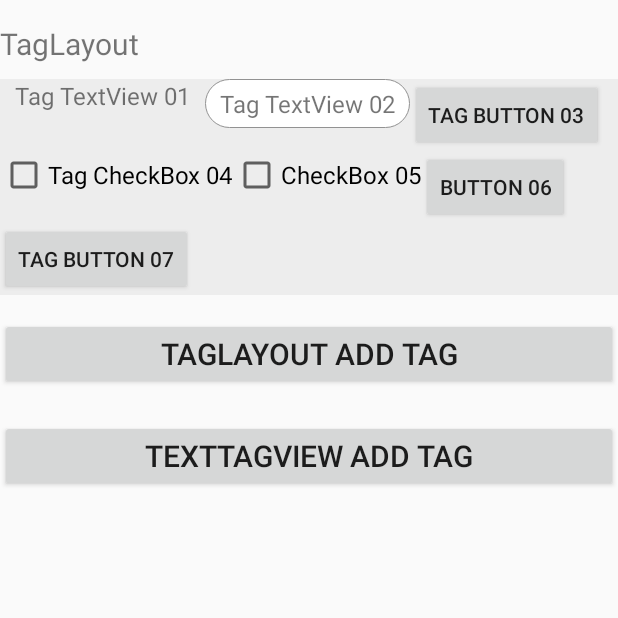
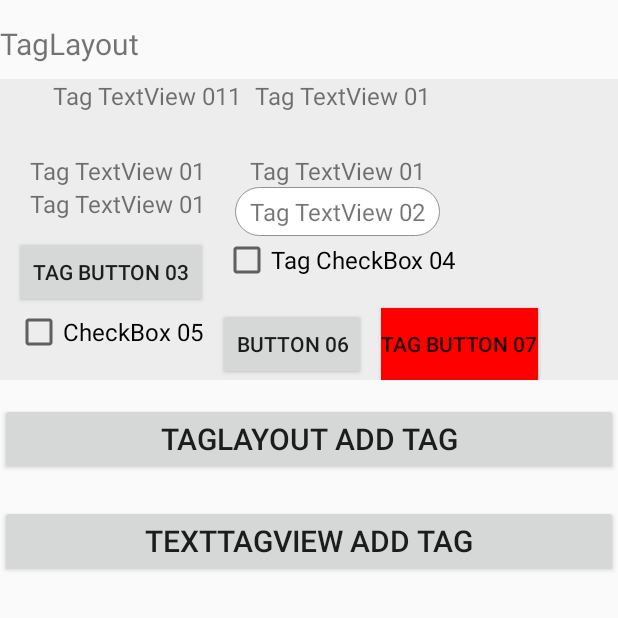
Before and after one commit to AndroidJustSeries/tagview, an Android app: the screen it shows after launch (MainActivity), on a phone screen of 412 x 824 dp, the top half of it. Run offline under Robolectric (Android 15) with nearby library versions, the phone set to English and light mode, and no system bars.

```diff
--- a/app/src/main/java/com/kds/just/tagview/sample/MainActivity.java
+++ b/app/src/main/java/com/kds/just/tagview/sample/MainActivity.java
@@ -27,11 +27,6 @@ public class MainActivity extends AppCompatActivity {
         super.onCreate(savedInstanceState);
         setContentView(R.layout.activity_main);
 
-//        tagview = findViewById(R.id.tagview);
-//        tagLayout = findViewById(R.id.taglayout);
-//        ((ViewGroup)tagview.getParent()).removeView(tagview);
-//        ((ViewGroup)tagLayout.getParent()).removeView(tagLayout);
-
         setTagLayout();
         setTagView();
     }
@@ -50,6 +45,7 @@ public class MainActivity extends AppCompatActivity {
 
             }
         });
+
 
     }
 
--- a/app/src/main/res/layout/activity_main.xml
+++ b/app/src/main/res/layout/activity_main.xml
@@ -23,6 +23,39 @@
         android:layout_marginTop="10dp"
         android:background="#ededed"
         app:layout_constraintTop_toBottomOf="@id/taglayout_xml_title">
+
+        <TextView
+            android:layout_width="150dp"
+            android:layout_height="50dp"
+            android:layout_marginLeft="10dp"
+            android:gravity="right"
+            android:text="Tag TextView 011"
+            android:textSize="16sp" />
+
+        <TextView
+            android:layout_width="150dp"
+            android:layout_height="wrap_content"
+            android:layout_marginLeft="10dp"
+            android:text="Tag TextView 01"
+            android:textSize="16sp" />
+
+        <TextView
+            android:layout_width="wrap_content"
+            android:layout_height="wrap_content"
+            android:layout_marginLeft="10dp"
+            android:paddingLeft="10dp"
+            android:paddingRight="10dp"
+            android:text="Tag TextView 01"
+            android:textSize="16sp" />
+
+        <TextView
+            android:layout_width="wrap_content"
+            android:layout_height="wrap_content"
+            android:layout_marginLeft="10dp"
+            android:paddingLeft="10dp"
+            android:paddingRight="10dp"
+            android:text="Tag TextView 01"
+            android:textSize="16sp" />
 
         <TextView
             android:layout_width="wrap_content"
@@ -75,6 +108,7 @@
             android:layout_width="wrap_content"
             android:layout_height="wrap_content"
             android:layout_marginLeft="10dp"
+            android:background="#ff0000"
             android:text="Tag Button 07" />
     </com.kds.just.tagview.TagLayout>
 
--- a/tagview/src/main/java/com/kds/just/tagview/TagLayout.java
+++ b/tagview/src/main/java/com/kds/just/tagview/TagLayout.java
@@ -1,7 +1,9 @@
 package com.kds.just.tagview;
 
+import android.app.Activity;
 import android.content.Context;
 import android.content.res.Resources;
+import android.content.res.TypedArray;
 import android.graphics.Color;
 import android.graphics.Typeface;
 import android.util.AttributeSet;
@@ -9,18 +11,24 @@ import android.util.Log;
 import android.view.View;
 import android.view.ViewGroup;
 import android.widget.FrameLayout;
+import android.widget.TableLayout;
+
+import androidx.annotation.InspectableProperty;
+import androidx.annotation.NonNull;
 
 import java.util.ArrayList;
 import java.util.Random;
 
-public class TagLayout  extends FrameLayout implements View.OnClickListener {
-    private static final String TAG = "TagView";
+import static android.widget.FrameLayout.LayoutParams.UNSPECIFIED_GRAVITY;
+
+public class TagLayout  extends ViewGroup implements View.OnClickListener {
+    private static final String TAG = "TagLayout";
 
     private int mWidth = 0; //TagView의 가로 크기
     private int mHeight = 0; //TagView의 높이 크기
 
-    private int mDividerH = 0;  //Tag간 가로 간격
-    private int mDividerV = 0;  //Tag간 세로 간격
+    private int mDividerH = 0;  //Tag간 좌우 간격
+    private int mDividerV = 0;  //Tag간 상하 간격
 
     protected int mTagBackgroundResourceId = 0;   //background resource
 
@@ -40,66 +48,139 @@ public class TagLayout  extends FrameLayout implements View.OnClickListener {
 
     public TagLayout(Context context, AttributeSet attrs) {
         super(context, attrs);
+        init(context,attrs);
     }
 
     public TagLayout(Context context, AttributeSet attrs, int defStyleAttr) {
         super(context, attrs, defStyleAttr);
+        init(context,attrs);
+    }
+
+    private void init(Context context, AttributeSet attrs) {
+        TypedArray ta = context.obtainStyledAttributes(attrs, R.styleable.TagLayout);
+        mDividerH = ta.getDimensionPixelSize(R.styleable.TagLayout_horizontalSpacing,0);
+        mDividerV = ta.getDimensionPixelSize(R.styleable.TagLayout_verticalSpacing,0);
+    }
+
+    @Override
+    public TagLayout.LayoutParams generateLayoutParams(AttributeSet attrs) {
+        return new TagLayout.LayoutParams(getContext(), attrs);
+    }
+
+    @Override
+    protected void onMeasure(int widthMeasureSpec, int heightMeasureSpec) {
+        Log.e(TAG,"KDS3393_TEST_onMeasure START");
+        final int widthMode = MeasureSpec.getMode(widthMeasureSpec);
+        final int layoutWidth = MeasureSpec.getSize(widthMeasureSpec);
+        final int heightMode = MeasureSpec.getMode(heightMeasureSpec);
+        int layoutHeight = MeasureSpec.getSize(heightMeasureSpec);
+
+
+        int childPaddingTop = getPaddingTop();
+        int childPaddingLeft = getPaddingLeft();
+
+        int childWidth = 0;
+        int childHeight = 0;
+
+        int beforeMaxHeight = 0;
+
+        int count = getChildCount();
+        for (int i=0;i<count;i++) {
+            View child = getChildAt(i);
+            measureChildWithMargins(child, widthMeasureSpec, 0, heightMeasureSpec, 0);
+            LayoutParams lp = (LayoutParams) child.getLayoutParams();
+            child.measure(MeasureSpec.UNSPECIFIED, MeasureSpec.UNSPECIFIED);
+
+            int w = child.getMeasuredWidth();
+            if (lp.width == LayoutParams.WRAP_CONTENT) {
+                childWidth = w;
+            } else if (lp.width == LayoutParams.MATCH_PARENT) {
+                childWidth = Math.max(layoutWidth, w);
+            } else {
+                childWidth = lp.width;
+            }
+
+            int h = child.getMeasuredHeight();
+            if (lp.height == LayoutParams.WRAP_CONTENT) {
+                childHeight = h;
+            } else if (lp.height == LayoutParams.MATCH_PARENT) {
+                childHeight = Math.max(childHeight, h);
+            } else {
+                childHeight = lp.height;
+            }
+
+            Log.e(TAG,"KDS3393_TEST_onMeasure [" + i + "] childWidth = " + childWidth + " childHeight = " + childHeight);
+            if (layoutWidth - childPaddingLeft < (childWidth + mDividerH + getPaddingRight())) {   //라인 변경
+                childPaddingLeft = getPaddingLeft() + lp.leftMargin;
+                childPaddingTop += beforeMaxHeight + mDividerV;
+                beforeMaxHeight = childHeight;
+            } else {
+                if (beforeMaxHeight < childHeight) {
+                    beforeMaxHeight = childHeight;
+                }
+                childPaddingLeft += lp.leftMargin;
+            }
+
+            childPaddingLeft += childWidth + mDividerH + lp.rightMargin;
+            lp.mDisplayWidth = childWidth;
+            lp.mDisplayHeight = childHeight;
+
+            Log.e(TAG,"KDS3393_TEST_T w 1 [" + i + "] = " + lp.leftMargin + " childWidth = " + childWidth + " realHeight = " + (childPaddingTop + beforeMaxHeight + getPaddingTop() + getPaddingBottom()) + " childPaddingTop = " + childPaddingTop + " beforeMaxHeight() = " + beforeMaxHeight);
+        }
+        layoutHeight = (childPaddingTop + beforeMaxHeight + getPaddingTop() + getPaddingBottom());
+
+        measureChildren(MeasureSpec.makeMeasureSpec(layoutWidth, MeasureSpec.EXACTLY),
+                MeasureSpec.makeMeasureSpec(layoutHeight, MeasureSpec.EXACTLY));
+
+        Log.e(TAG,"KDS3393_TEST_onMeasure layout widthSize = " + layoutWidth + " heightSize = " + layoutHeight);
+        setMeasuredDimension(layoutWidth, layoutHeight);
+
+//        ((Activity)getContext()).finish();
+        Log.e(TAG,"KDS3393_TEST_onMeasure END");
     }
 
     @Override
     protected void onLayout(boolean changed, int left, int top, int right, int bottom) {
-        super.onLayout(changed, left, top, right, bottom);
         mWidth = right - left;
-        Log.e(TAG,"KDS3393_TEST_v mWidth = " + mWidth);
         mHeight = bottom - top;
-        int v = getPaddingTop();
-        int h = getPaddingLeft();
-        int width = 0;
-        int height = 0;
+        int childPaddingTop = getPaddingTop();
+        int childPaddingLeft = getPaddingLeft();
+        int childWidth = 0;
+        int childHeight = 0;
 
         int beforeMaxHeight = 0;
         for (int i=0;i<getChildCount();i++) {
-            View view = getChildAt(i);
-            view.setTag(i);
-            Log.e(TAG,"KDS3393_TEST_v view.getHeight() 1 = " + view.getHeight());
-            view.measure(MeasureSpec.UNSPECIFIED, MeasureSpec.UNSPECIFIED);
-            width = view.getWidth();
-            height = view.getHeight();
-            Log.e(TAG,"KDS3393_TEST_v w = " + width + " mWidth = " + mWidth + " view w = " + (mWidth - h) + " layout w = " + (width + mDividerH + getPaddingRight()) + " height = " + height);
-            if (mWidth - h < (width + mDividerH + getPaddingRight())) {
-                h = getPaddingLeft();
-                v = v + beforeMaxHeight + mDividerV;
+            View child = getChildAt(i);
+//            child.setBackgroundColor(getRandomRGB());
+            child.setTag(i);
+            LayoutParams lp = (LayoutParams) child.getLayoutParams();
+            childWidth = lp.mDisplayWidth;
+            childHeight = lp.mDisplayHeight;
+            Log.e(TAG,"KDS3393_TEST_v w = " + childWidth + " mWidth = " + mWidth + " view w = " + (mWidth - childPaddingLeft) +
+                    " layout w = " + (childWidth + mDividerH + getPaddingRight()) + " height = " + childHeight);
+            if (mWidth - childPaddingLeft < (childWidth + mDividerH + getPaddingRight())) { //라인 변경
+                childPaddingLeft = getPaddingLeft() + lp.leftMargin;
+                childPaddingTop += beforeMaxHeight + mDividerV;
+                beforeMaxHeight = childHeight;
             } else {
-                if (beforeMaxHeight < height) {
-                    beforeMaxHeight = height;
+                if (beforeMaxHeight < childHeight) {
+                    beforeMaxHeight = childHeight;
                 }
+                childPaddingLeft += lp.leftMargin;
             }
-
-            view.setLeft(h);
-            view.setTop(v);
-            view.setRight(view.getLeft() + width);
-            view.setBottom(view.getTop() + height);
-            ((LayoutParams)view.getLayoutParams()).width = width;
-            ((LayoutParams)view.getLayoutParams()).height = height;
-            Log.e(TAG,"KDS3393_TEST_v view.getHeight() 2 = " + view.getHeight());
-            h = h + width + mDividerH;
+            child.layout(childPaddingLeft,childPaddingTop,childPaddingLeft + childWidth,childPaddingTop + childHeight);
+            Log.e(TAG,"KDS3393_TEST_v view.getHeight() 2 = " + child.getHeight());
+            childPaddingLeft += childWidth + mDividerH + lp.rightMargin;
+            Log.e(TAG,"KDS3393_TEST_T w 2 = " + lp.leftMargin + " childWidth = " + childWidth + " realHeight = " + (childPaddingTop + beforeMaxHeight + getPaddingTop() + getPaddingBottom()) + " childPaddingTop = " + childPaddingTop + " beforeMaxHeight() = " + beforeMaxHeight);
         }
 
-        setBottom(getTop() + v + height + getPaddingTop() + getPaddingBottom());
-        if (mHeight != getBottom() - getTop()) {
-            getLayoutParams().height = getBottom() - getTop();
-            post(new Runnable() {
-                @Override
-                public void run() {
-                    requestLayout();
-                }
-            });
-        }
     }
 
     public void setDivider(int h, int v) {
         mDividerH = h;
         mDividerV = v;
+        invalidate();
+        requestLayout();
     }
 
     public void clear() {
@@ -144,4 +225,35 @@ public class TagLayout  extends FrameLayout implements View.OnClickListener {
         float px = dp * resources.getDisplayMetrics().density;
         return (int) Math.ceil(px);
     }
+
+    public static class LayoutParams extends FrameLayout.LayoutParams {
+        public LayoutParams(int width, int height) {
+            super(width, height);
+        }
+        public LayoutParams(@NonNull Context c, AttributeSet attrs) {
+            super(c, attrs);
+        }
+
+        public LayoutParams(@NonNull ViewGroup.LayoutParams source) {
+            super(source);
+        }
+
+        public LayoutParams(@NonNull ViewGroup.MarginLayoutParams source) {
+            super(source);
+        }
+
+        public LayoutParams(@NonNull FrameLayout.LayoutParams source) {
+            super(source);
+        }
+
+        public int mIndex = 0;
+        public int mDisplayWidth = 0;
+        public int mDisplayHeight = 0;
+    }
+
+    public static int getRandomRGB() {
+        Random rnd = new Random();
+        int color = Color.parseColor("#" + String.format("77%02X%02X%02X", rnd.nextInt(255),rnd.nextInt(255),rnd.nextInt(255)));
+        return color;
+    }
 }
--- /dev/null
+++ b/tagview/src/main/res/values/attrs.xml
@@ -0,0 +1,7 @@
+<?xml version="1.0" encoding="utf-8"?>
+<resources>
+    <declare-styleable name="TagLayout">
+        <attr name="verticalSpacing" format="dimension" />
+        <attr name="horizontalSpacing" format="dimension" />
+    </declare-styleable>
+</resources>
```
